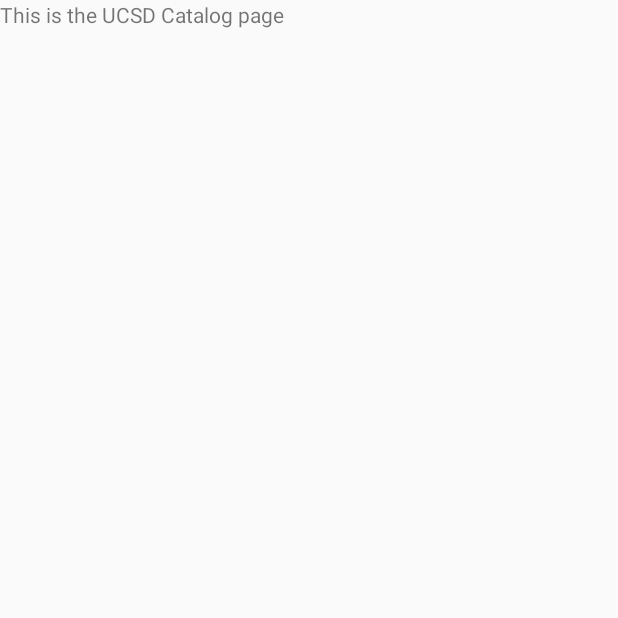
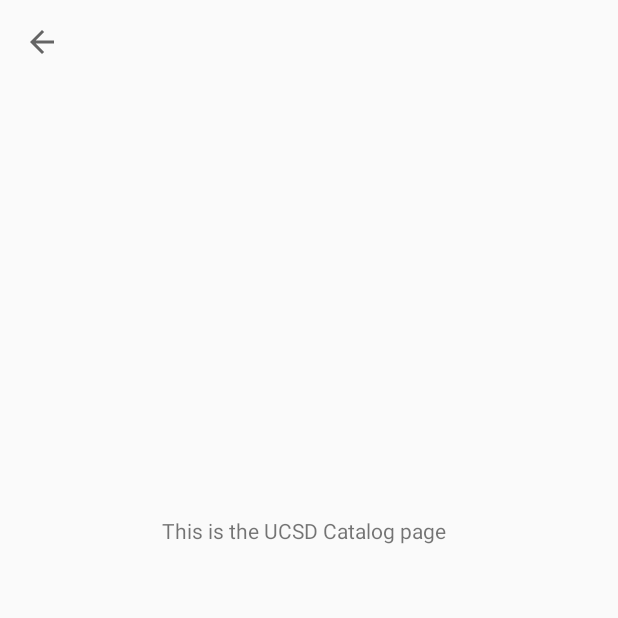
Before and after one commit to SKBost/Degree-Planner, an Android app: the UCSDCatalog screen opened directly, with no data from a screen before it, on a phone screen of 412 x 824 dp, the top half of it. Run offline under Robolectric (Android 15) with nearby library versions, the phone set to English and light mode, and no system bars.

Commit message:
Fixed button compile error

```diff
--- a/app/src/main/AndroidManifest.xml
+++ b/app/src/main/AndroidManifest.xml
@@ -13,7 +13,7 @@
         <activity android:name=".ui.resources.UCSDCatalog" />
         <activity android:name=".ui.resources.DepartmentAdvising" />
         <activity android:name=".ui.resources.CollegeAdvising" />
-        <activity android:name=".activities.AddRequirement" />
+        <activity android:name=".ui.requirements.AddRequirement" />
         <activity
             android:name=".activities.WelcomeScreen"
             android:label="@string/welcome_screen">
--- a/app/src/main/java/com/example/degreeplanner/ui/requirements/RequirementsFragment.java
+++ b/app/src/main/java/com/example/degreeplanner/ui/requirements/RequirementsFragment.java
@@ -5,7 +5,6 @@
 import android.view.LayoutInflater;
 import android.view.View;
 import android.view.ViewGroup;
-import android.widget.Button;
 import android.widget.TextView;
 
 import androidx.annotation.NonNull;
@@ -15,8 +14,6 @@
 import androidx.lifecycle.ViewModelProviders;
 
 import com.example.degreeplanner.R;
-import com.example.degreeplanner.activities.AddRequirement;
-import com.example.degreeplanner.activities.MainActivity;
 import com.google.android.material.floatingactionbutton.FloatingActionButton;
 
 public class RequirementsFragment extends Fragment {
--- a/app/src/main/java/com/example/degreeplanner/ui/resources/CollegeAdvising.java
+++ b/app/src/main/java/com/example/degreeplanner/ui/resources/CollegeAdvising.java
@@ -16,7 +16,6 @@
         setContentView(R.layout.activity_college_advising);
 
         // Close page once button is pressed
-        /* note: commented out until you actually make this button so I can compile; TODO
         ImageButton closeButton = findViewById(R.id.college_back_button);
         closeButton.setOnClickListener(new View.OnClickListener() {
             @Override
@@ -24,6 +23,6 @@
                 finish();
             }
         });
-         */
+
     }
 }
--- a/app/src/main/java/com/example/degreeplanner/ui/resources/DepartmentAdvising.java
+++ b/app/src/main/java/com/example/degreeplanner/ui/resources/DepartmentAdvising.java
@@ -16,7 +16,6 @@
         setContentView(R.layout.activity_department_advising);
 
         // Close page once button is pressed
-        /* note: commented out until you actually make this button so I can compile; TODO
         ImageButton closeButton = findViewById(R.id.department_back_button);
         closeButton.setOnClickListener(new View.OnClickListener() {
             @Override
@@ -25,6 +24,5 @@
             }
         });
 
-         */
     }
 }
--- a/app/src/main/java/com/example/degreeplanner/ui/resources/UCSDCatalog.java
+++ b/app/src/main/java/com/example/degreeplanner/ui/resources/UCSDCatalog.java
@@ -3,6 +3,8 @@
 import androidx.appcompat.app.AppCompatActivity;
 
 import android.os.Bundle;
+import android.view.View;
+import android.widget.ImageButton;
 
 import com.example.degreeplanner.R;
 
@@ -12,5 +14,14 @@
     protected void onCreate(Bundle savedInstanceState) {
         super.onCreate(savedInstanceState);
         setContentView(R.layout.activity_u_c_s_d_catalog);
+
+        // Close page once button is pressed
+        ImageButton closeButton = findViewById(R.id.catalog_back_button);
+        closeButton.setOnClickListener(new View.OnClickListener() {
+            @Override
+            public void onClick(View v){
+                finish();
+            }
+        });
     }
 }
--- a/app/src/main/res/layout/activity_add_requirement.xml
+++ b/app/src/main/res/layout/activity_add_requirement.xml
@@ -16,7 +16,7 @@
     <androidx.constraintlayout.widget.ConstraintLayout
         android:layout_width="match_parent"
         android:layout_height="match_parent"
-        tools:context=".activities.AddRequirement">
+        tools:context=".ui.requirements.AddRequirement">
 
         <ImageButton
             android:id="@+id/close_page_button"
--- a/app/src/main/res/layout/activity_u_c_s_d_catalog.xml
+++ b/app/src/main/res/layout/activity_u_c_s_d_catalog.xml
@@ -10,7 +10,20 @@
         android:id="@+id/textView3"
         android:layout_width="wrap_content"
         android:layout_height="wrap_content"
+        android:layout_marginStart="108dp"
+        android:layout_marginTop="344dp"
         android:text="This is the UCSD Catalog page"
         app:layout_constraintStart_toStartOf="parent"
         app:layout_constraintTop_toTopOf="parent" />
+
+    <ImageButton
+        android:id="@+id/catalog_back_button"
+        android:layout_width="wrap_content"
+        android:layout_height="wrap_content"
+        android:layout_marginStart="16dp"
+        android:layout_marginTop="16dp"
+        android:background="#00FFFFFF"
+        app:layout_constraintStart_toStartOf="parent"
+        app:layout_constraintTop_toTopOf="parent"
+        app:srcCompat="?attr/actionModeCloseDrawable" />
 </androidx.constraintlayout.widget.ConstraintLayout>
--- a/app/src/main/res/layout/fragment_profile.xml
+++ b/app/src/main/res/layout/fragment_profile.xml
@@ -26,7 +26,6 @@
         android:ems="10"
         android:fontFamily="@font/montserrat"
         android:inputType="textPersonName"
-        android:text="@string/college"
         android:textSize="14sp"
         android:importantForAutofill="no"
         android:hint="@string/enter_college"
@@ -53,7 +52,6 @@
         android:ems="10"
         android:fontFamily="@font/montserrat"
         android:inputType="textPersonName"
-        android:text="@string/major"
         android:textSize="14sp"
         android:importantForAutofill="no"
         android:hint="@string/enter_major"
@@ -80,7 +78,6 @@
         android:ems="10"
         android:fontFamily="@font/montserrat"
         android:inputType="textPersonName"
-        android:text="@string/minor"
         android:textSize="14sp"
         android:importantForAutofill="no"
         android:hint="@string/enter_minor"
```
Also changed, not shown: app/src/main/java/com/example/degreeplanner/activities/AddRequirement.java (deleted, +0 -16 lines), app/src/main/java/com/example/degreeplanner/ui/profile/ProfileFragment.java (+2 -9 lines), app/src/main/java/com/example/degreeplanner/ui/requirements/AddRequirement.java (added, +45 -0 lines), app/src/main/java/com/example/degreeplanner/ui/resources/ResourcesFragment.java (+0 -9 lines), app/src/main/java/com/example/degreeplanner/ui/resources/Webreg.java (+11 -0 lines), app/src/main/res/layout/activity_college_advising.xml (+13 -0 lines), app/src/main/res/layout/activity_department_advising.xml (+13 -0 lines), app/src/main/res/layout/activity_webreg.xml (+13 -0 lines).
